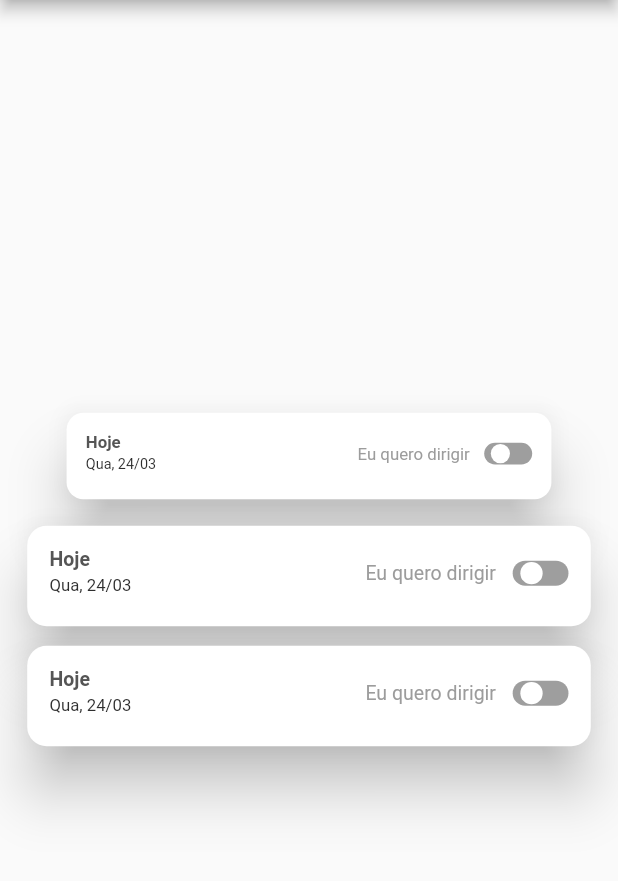
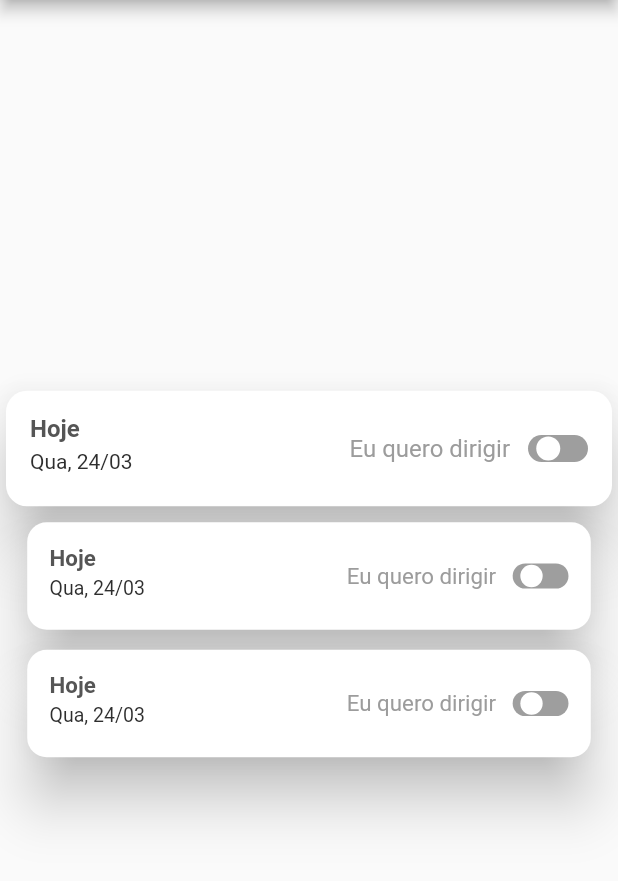
Before and after one commit to pedrohso7/flutter_library, a Flutter app: the screen it shows after launch, on a phone screen of 412 x 824 dp, the part 84-965 px from its top. Run offline on Flutter 3.47's test engine with Material 2 defaults, Android fonts, the phone set to English and light mode, and no system bars; drawn by our look-alikes of flutter_switch; our stand-ins replace material_design_icons_flutter; Roboto replaces fonts that are missing (Sequel Sans).

```diff
--- a/lib/helpers/constants.dart
+++ b/lib/helpers/constants.dart
@@ -10,7 +10,7 @@ const Color WHITE_COLOR = Color(0xFFFCFCFC);
 const TextStyle HEAD_TEXT_STYLE_PRIMARY = TextStyle(
   color: PRIMARY_COLOR,
   fontWeight: FontWeight.w700,
-  fontSize: 14,
+  fontSize: 16,
 );
 
 // ============= CINZA =============
@@ -18,25 +18,25 @@ const TextStyle HEAD_TEXT_STYLE_PRIMARY = TextStyle(
 const TextStyle HEAD_TEXT_STYLE_GREY = TextStyle(
   color: GREY_COLOR,
   fontWeight: FontWeight.w700,
-  fontSize: 14,
+  fontSize: 16,
 );
 
 const TextStyle TEXT_STYLE_BOLD_GREY = TextStyle(
   color: GREY_COLOR,
   fontWeight: FontWeight.bold,
-  fontSize: 12,
+  fontSize: 14,
 );
 
 const TextStyle TEXT_STYLE_LIGHT_GREY = TextStyle(
   color: LIGHT_GREY_COLOR,
   fontWeight: FontWeight.w400,
-  fontSize: 14,
+  fontSize: 16,
 );
 
 const TextStyle TEXT_STYLE_BOLD_LIGHT_GREY = TextStyle(
   color: LIGHT_GREY_COLOR,
   fontWeight: FontWeight.bold,
-  fontSize: 14,
+  fontSize: 16,
 );
 
 // ============= PRETO =============
@@ -44,12 +44,12 @@ const TextStyle TEXT_STYLE_BOLD_LIGHT_GREY = TextStyle(
 const TextStyle TEXT_STYLE_BLACK = TextStyle(
   color: BLACK_COLOR,
   fontWeight: FontWeight.w400,
-  fontSize: 12,
+  fontSize: 14,
 );
 const TextStyle TEXT_STYLE_BOLD_BLACK = TextStyle(
   color: BLACK_COLOR,
   fontWeight: FontWeight.bold,
-  fontSize: 14,
+  fontSize: 16,
 );
 
 // ============= WHITE =============
@@ -57,10 +57,10 @@ const TextStyle TEXT_STYLE_BOLD_BLACK = TextStyle(
 const TextStyle TEXT_STYLE_WHITE = TextStyle(
   color: WHITE_COLOR,
   fontWeight: FontWeight.w400,
-  fontSize: 14,
+  fontSize: 16,
 );
 const TextStyle TEXT_STYLE_BOLD_WHITE = TextStyle(
   color: WHITE_COLOR,
   fontWeight: FontWeight.bold,
-  fontSize: 14,
+  fontSize: 16,
 );
--- a/lib/presenter/components/techfleet_trip_card/components/techfleet_trip_card_content/techfleet_trip_card_content.dart
+++ b/lib/presenter/components/techfleet_trip_card/components/techfleet_trip_card_content/techfleet_trip_card_content.dart
@@ -32,7 +32,7 @@ class TechfleetTripCardContent extends StatelessWidget {
       child: Padding(
         padding: const EdgeInsets.only(
           top: 14.0,
-          bottom: 20.0,
+          bottom: 25.0,
           left: 22,
         ),
         child: Stack(
--- a/lib/presenter/components/techfleet_trip_card/techfleet_trip_card.dart
+++ b/lib/presenter/components/techfleet_trip_card/techfleet_trip_card.dart
@@ -13,7 +13,7 @@ class TechfleetTripCard extends StatelessWidget {
     this.size = 0.93,
   }) : super(key: key);
 
-  final String tripDate;
+  final DateTime tripDate;
   final Function onSwitch;
   final Function onTapContent;
   final bool isEnabled;
@@ -21,6 +21,7 @@ class TechfleetTripCard extends StatelessWidget {
 
   @override
   Widget build(BuildContext context) {
+    double textScale = MediaQuery.of(context).textScaleFactor;
     return Transform.scale(
       scale: size,
       child: Card(
--- a/lib/presenter/pages/home_page.dart
+++ b/lib/presenter/pages/home_page.dart
@@ -34,7 +34,7 @@ class _HomePageState extends State<HomePage> {
           mainAxisAlignment: MainAxisAlignment.center,
           children: [
             TechfleetTripCard(
-              tripDate: 'Hoje',
+              tripDate: DateTime.now(),
               onSwitch: _handleSwitchTripCard,
               onTapContent: () async {
                 await Navigator.push(
@@ -45,16 +45,16 @@ class _HomePageState extends State<HomePage> {
                 );
               },
               isEnabled: _isEnabled,
-              size: 0.8,
+              size: 1,
             ),
             TechfleetTripCard(
-              tripDate: 'Hoje',
+              tripDate: DateTime.now(),
               onSwitch: () => {},
               onTapContent: () => {},
               isEnabled: false,
             ),
             TechfleetTripCard(
-              tripDate: 'Hoje',
+              tripDate: DateTime.now(),
               onSwitch: _handleSwitchTripCard,
               onTapContent: _handleSwitchTripCard,
               isEnabled: false,
```
